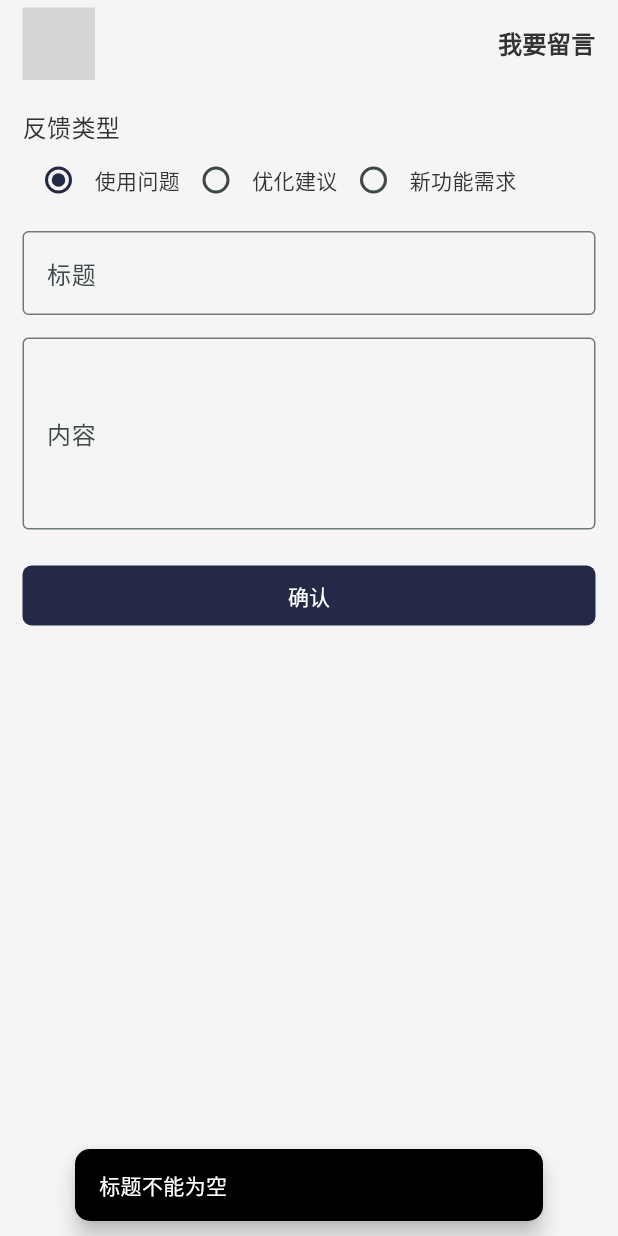
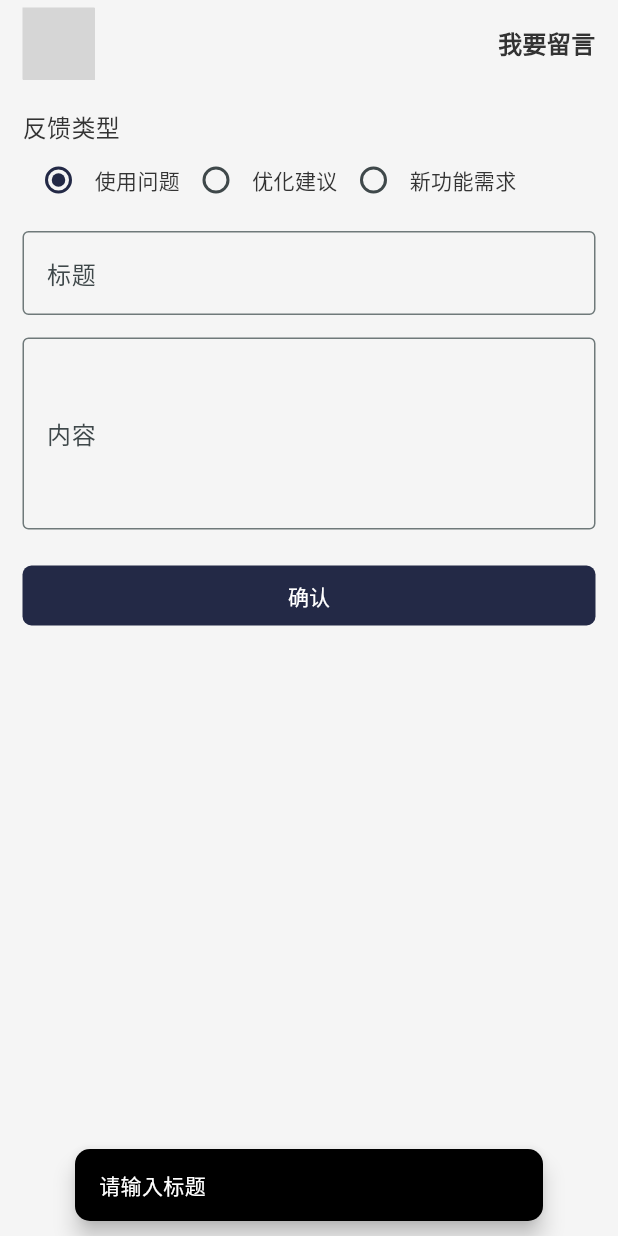
Before and after one commit to Coral-Y/food-flutter, a Flutter app: the LeaveMessage screen opened by its route, after a tap on "确认", on a phone screen of 412 x 824 dp. Run offline on Flutter 3.47's test engine with Material 3 defaults, Android fonts, the phone set to English and light mode, and no system bars; our stand-ins replace dio, dotted_border, flutter_svg, image_picker, package_info_plus, reorderables and 1 more; missing offline and left inert: colorful_iconify_flutter, iconify_flutter; accounts and stored records are empty; grey boxes are pictures that could not be loaded.

Commit message:
fix:联系我们模块bug修复

```diff
--- a/lib/pages/contact_us/leave_message.dart
+++ b/lib/pages/contact_us/leave_message.dart
@@ -1,4 +1,5 @@
 import 'package:flutter/material.dart';
+import 'package:food/model/exception.dart';
 import 'package:food/widgets/c_button.dart';
 import 'package:food/widgets/header.dart';
 import 'package:food/widgets/c_snackbar.dart';
@@ -24,26 +25,22 @@ class _LeaveMessageState extends State<LeaveMessage> {
   };
 
   Future<void> _submit() async {
-    FocusScope.of(context).unfocus();
-    if (_titleController.text.isEmpty) {
-      CSnackBar(message: '标题不能为空').show(context);
-      return;
-    }
-    if (_contentController.text.isEmpty) {
-      CSnackBar(message: '内容不能为空').show(context);
-      return;
-    } else {
-      bool isOk = await MessageApi().create(
+    try {
+      if (_titleController.text.isEmpty) {
+        CSnackBar(message: '请输入标题').show(context);
+        return;
+      }
+      await MessageApi().create(
         title: _titleController.text,
         type: typeMap[type] ?? 'issue',
         content: _contentController.text,
       );
-      if (isOk) {
-        CSnackBar(message: '提交成功').show(context);
-        Navigator.of(context).pop(true);
-      } else {
-        CSnackBar(message: '提交失败').show(context);
-      }
+      CSnackBar(message: '提交成功').show(context);
+      Navigator.of(context).pop(true);
+    } on ApiException catch (e) {
+      CSnackBar(message: e.message).show(context);
+    } catch (e) {
+      print(e);
     }
   }
 
```
Also changed, not shown: lib/api/message.dart (+6 -12 lines).
